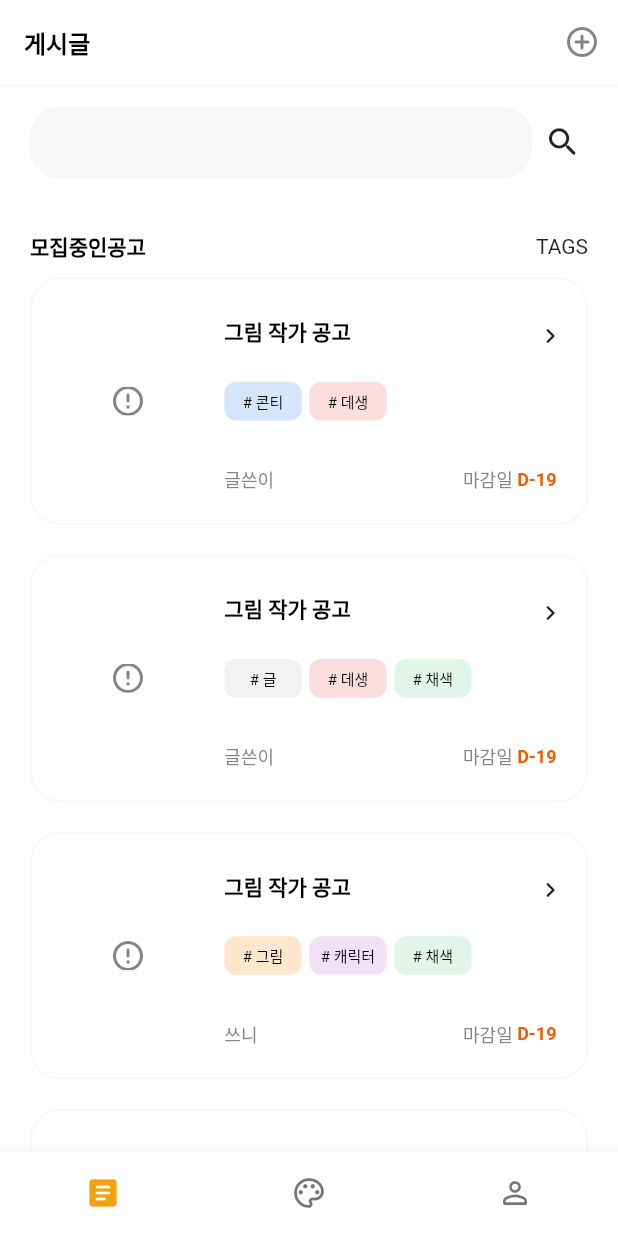
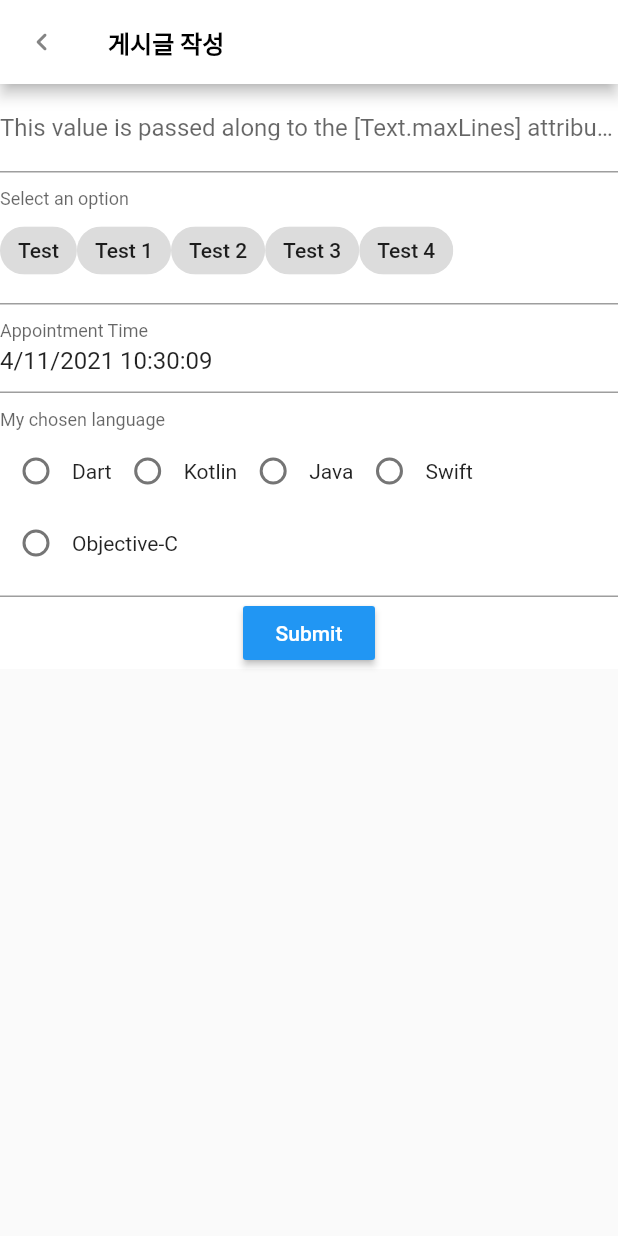
Before and after one commit to lRuRl/idea-concert, a Flutter app: the screen it shows after launch, after a tap on the "add circle outline" icon, on a phone screen of 412 x 824 dp. Run offline on Flutter 3.47's test engine with Material 2 defaults, Android fonts, the phone set to English and light mode, and no system bars; drawn by our look-alikes of flutter_form_builder; network calls fail.

Commit message:
PostArticle added

```diff
--- a/iruri/lib/model/article_sample.dart
+++ b/iruri/lib/model/article_sample.dart
@@ -53,7 +53,7 @@ import 'package:iruri/model/article.dart';
             desc: '앞으로 접시를 10개씩 닦습니다.',
             tags: ['글', '데생', '채색'],
             prefer: '서울시 송파구 거주',
-            imagePath: 'http://ideaconcert.com/resources/common/images/character_careers.png'
+            imagePath: 'https://cdn.pixabay.com/photo/2015/05/10/22/32/letter-761653_960_720.jpg'
           ),
           writer: '글쓴이',
           location: '서울 송파구 잠실3동',
@@ -79,7 +79,7 @@ import 'package:iruri/model/article.dart';
             desc: '앞으로 접시를 1000개씩 닦습니다.',
             tags: ['그림', '캐릭터', '채색'],
             prefer: '서울시 강남구 거주',
-            imagePath:  'https://picsum.photos/250?image=9'
+            imagePath:  'https://images.unsplash.com/photo-1526498460520-4c246339dccb?ixid=MXwxMjA3fDB8MHxwaG90by1wYWdlfHx8fGVufDB8fHw%3D&ixlib=rb-1.2.1&auto=format&fit=crop&w=1650&q=80'
           ),
           writer: '쓰니',
           location: '서울 강남구 일원동',
--- /dev/null
+++ b/iruri/lib/pages/post_article.dart
@@ -0,0 +1,145 @@
+import 'package:flutter/material.dart';
+import 'package:flutter_form_builder/flutter_form_builder.dart';
+import 'package:iruri/components/palette.dart';
+import 'package:iruri/components/typhography.dart';
+import 'package:iruri/model/article.dart';
+
+class PostArticle extends StatefulWidget {
+  /*
+   *  Auth -> 사용자 정보를 받아와야 할듯
+   */
+  PostArticle({Key key}) : super(key: key);
+
+  @override
+  _PostArticleState createState() => _PostArticleState();
+}
+
+class _PostArticleState extends State<PostArticle> {
+  // form key
+  final _formKey = GlobalKey<FormBuilderState>();
+
+  // controller
+  ScrollController controller;
+
+  // upload Data
+  Article uploadArticle;
+
+  @override
+  void initState() {
+    super.initState();
+    // controller
+    controller = new ScrollController();
+    // model
+    uploadArticle = new Article();
+  }
+
+  final ValueChanged _onChanged = (val) => print(val);
+
+  @override
+  Widget build(BuildContext context) {
+    return Scaffold(
+      appBar: AppBar(
+        backgroundColor: Colors.white,
+        // backbutton
+        leading: IconButton(
+          icon: Icon(Icons.keyboard_arrow_left_rounded, color: themeGrayText),
+          onPressed: () => Navigator.pop(context),
+        ),
+        title: Text('게시글 작성', style: appBarTitleTextStyle),
+      ),
+      body: GestureDetector(
+          // used for keyboard dismiss
+          onTap: () => FocusScope.of(context).requestFocus(new FocusNode()),
+          child: Container(
+            color: Colors.white,
+            child: SingleChildScrollView(
+              controller: controller,
+              child: Column(
+                children: <Widget>[
+                  FormBuilder(
+                      key: _formKey,
+                      child: Column(children: <Widget>[
+                        FormBuilderTextField(
+                          name: 'age',
+                          decoration: InputDecoration(
+                            labelText:
+                                'This value is passed along to the [Text.maxLines] attribute of the [Text] widget used to display the hint text.',
+                          ),
+                          onChanged: _onChanged,
+                          // valueTransformer: (text) => num.tryParse(text),
+                          validator: FormBuilderValidators.compose([
+                            FormBuilderValidators.required(context),
+                            FormBuilderValidators.numeric(context),
+                            FormBuilderValidators.max(context, 70),
+                          ]),
+                          keyboardType: TextInputType.number,
+                        ),
+                        FormBuilderChoiceChip(
+                          name: 'choice_chip',
+                          decoration: const InputDecoration(
+                            labelText: 'Select an option',
+                          ),
+                          options: [
+                            FormBuilderFieldOption(
+                                value: 'Test', child: Text('Test')),
+                            FormBuilderFieldOption(
+                                value: 'Test 1', child: Text('Test 1')),
+                            FormBuilderFieldOption(
+                                value: 'Test 2', child: Text('Test 2')),
+                            FormBuilderFieldOption(
+                                value: 'Test 3', child: Text('Test 3')),
+                            FormBuilderFieldOption(
+                                value: 'Test 4', child: Text('Test 4')),
+                          ],
+                        ),
+                        FormBuilderDateTimePicker(
+                          name: 'date',
+                          initialValue: DateTime.now(),
+                          inputType: InputType.both,
+                          decoration: const InputDecoration(
+                            labelText: 'Appointment Time',
+                          ),
+                          initialTime: TimeOfDay(hour: 8, minute: 0),
+                          pickerType: PickerType.cupertino,
+                          //locale: Locale.fromSubtags(languageCode: 'fr'),
+                        ),
+                        FormBuilderRadioGroup<String>(
+                          decoration: const InputDecoration(
+                            labelText: 'My chosen language',
+                          ),
+                          name: 'best_language',
+                          onChanged: _onChanged,
+                          validator: FormBuilderValidators.compose(
+                              [FormBuilderValidators.required(context)]),
+                          options:
+                              ['Dart', 'Kotlin', 'Java', 'Swift', 'Objective-C']
+                                  .map((lang) => FormBuilderFieldOption(
+                                        value: lang,
+                                        child: Text(lang),
+                                      ))
+                                  .toList(growable: false),
+                          controlAffinity: ControlAffinity.trailing,
+                        ),
+                      ])),
+                  MaterialButton(
+                    color: Theme.of(context).accentColor,
+                    onPressed: () {
+                      if (_formKey.currentState.saveAndValidate()) {
+                        print(_formKey.currentState.value);
+                      } else {
+                        print(_formKey.currentState.value);
+                        print('validation failed');
+                      }
+                    },
+                    child: const Text(
+                      'Submit',
+                      style: TextStyle(color: Colors.white),
+                    ),
+                  ),
+                ],
+              ),
+            ),
+          )),
+    );
+  }
+}
--- a/iruri/lib/routes.dart
+++ b/iruri/lib/routes.dart
@@ -5,6 +5,7 @@ import 'package:iruri/components/typhography.dart';
 // pages
 import 'package:iruri/pages/home/home.dart';
 import 'package:iruri/pages/personal/personal.dart';
+import 'package:iruri/pages/post_article.dart';
 import 'package:iruri/pages/state/state_projectlist.dart';
 
 // ignore: slash_for_doc_comments
@@ -72,7 +73,8 @@ class _RoutesState extends State<Routes> {
                     color: themeGrayText),
                 // navigation to article form page
                 // TODO : 새로운 게시글 등록 화면 이동
-                onPressed: () => print('add new article !'),
+                onPressed: () => Navigator.push(
+                    context, MaterialPageRoute(builder: (_) => PostArticle())),
               )
             : SizedBox() // SizedBox() 는 아무것도 없는 것을 의미합니다.
       ],
```
